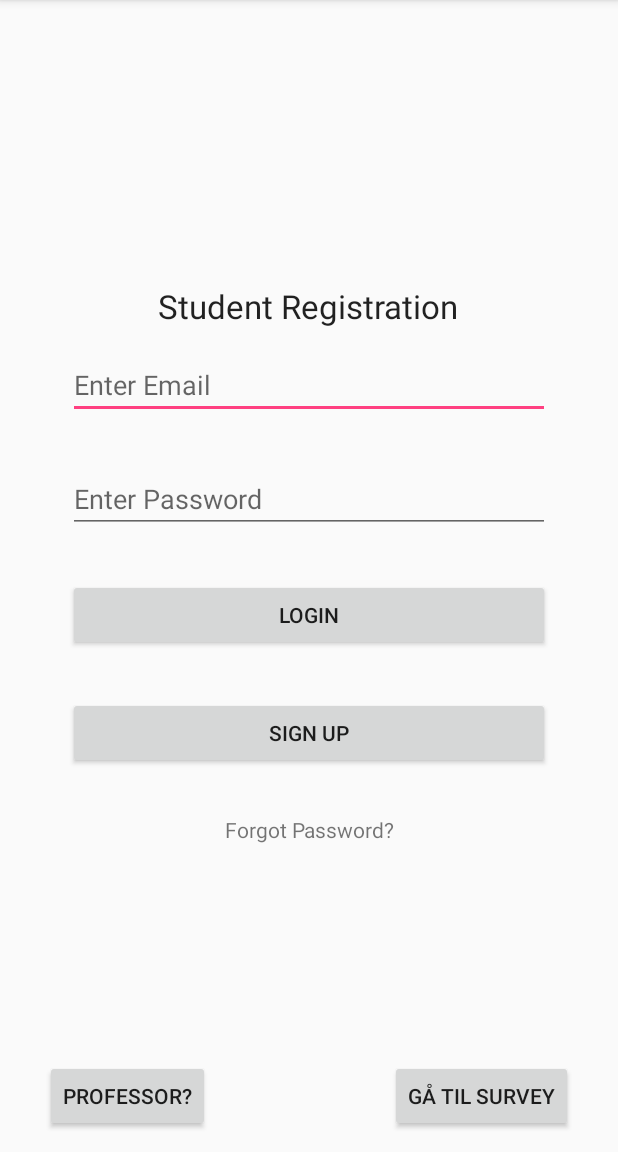
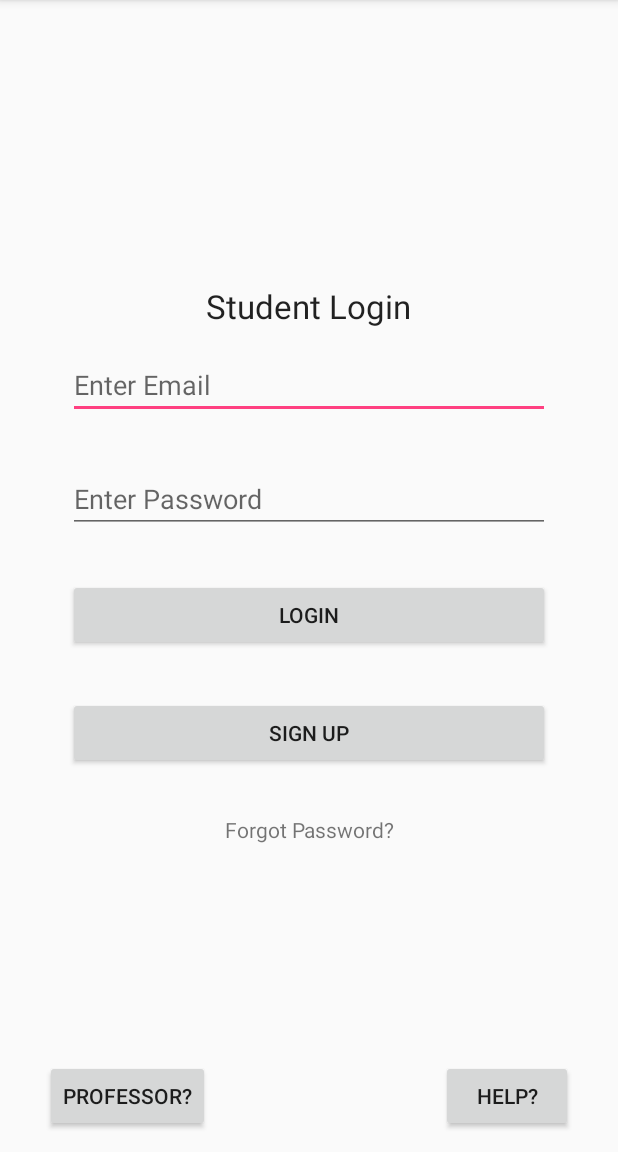
Before and after one commit to qaphan3007/PU_gr9, an Android app: the screen it shows after launch (LogIn), on a phone screen of 412 x 824 dp, the part 84-1236 px from its top. Run offline under Robolectric (Android 15) with nearby library versions, the phone set to English and light mode, and no system bars; our stand-ins replace Firebase (no records; nobody signed in at launch, a user with empty details on screens opened directly).

Commit message:
Last minute changes and finished core3

```diff
--- a/FeedMeBot/app/src/main/java/Professor/ProfLogIn.java
+++ b/FeedMeBot/app/src/main/java/Professor/ProfLogIn.java
@@ -78,12 +78,10 @@ public class ProfLogIn extends AppCompatActivity implements View.OnClickListener
                 FirebaseUser user = firebaseAuth.getCurrentUser();
                 if (user != null) {
                     Log.d(TAG, "Signed in: " + user.getUid());
-                    toastMessage("Successfully signed in with: "+ user.getEmail());
                     userID = user.getUid();
 
                 } else {
                     Log.d(TAG, "Currently Signed Out");
-                    toastMessage("Successfully signed out.");
                 }
             }
         };
--- a/FeedMeBot/app/src/main/java/com/quynh/feedmebot/CourseOverview.java
+++ b/FeedMeBot/app/src/main/java/com/quynh/feedmebot/CourseOverview.java
@@ -110,7 +110,7 @@ public class CourseOverview extends AppCompatActivity {
             public void onItemClick(AdapterView<?> parent, View view, int position, long id) {
                 String var = parent.getItemAtPosition(position) + ""; // Sets var equal to clicked listview
                 String savedCourse = var.trim();
-                assignment.setCourseKey(savedCourse);
+                assignment.setCourseKey(savedCourse);   // Save the courseKey to a global var
                 Intent assignment = new Intent(getApplicationContext(), AssignmentOverview.class);
                 startActivity(assignment);  // Move view to AssignmentOverview
             }
--- a/FeedMeBot/app/src/main/res/layout/activity_log_in.xml
+++ b/FeedMeBot/app/src/main/res/layout/activity_log_in.xml
@@ -21,7 +21,7 @@
             android:layout_width="wrap_content"
             android:layout_height="wrap_content"
             android:textAppearance="?android:attr/textAppearanceLarge"
-            android:text="Student Registration"
+            android:text="Student Login"
             android:id="@+id/textView"
             android:layout_gravity="center_horizontal"/>
 
@@ -84,6 +84,6 @@
         android:layout_alignParentRight="true"
         android:layout_alignTop="@+id/buttonProf"
         android:onClick="goToSurvey"
-        android:text="Gå til Survey" />
+        android:text="Help?" />
 
 </RelativeLayout>
--- a/FeedMeBot/app/src/main/res/layout/activity_prof_log_in.xml
+++ b/FeedMeBot/app/src/main/res/layout/activity_prof_log_in.xml
@@ -21,7 +21,7 @@
             android:layout_width="wrap_content"
             android:layout_height="wrap_content"
             android:textAppearance="?android:attr/textAppearanceLarge"
-            android:text="Professor Registration"
+            android:text="Professor Login"
             android:id="@+id/textView"
             android:layout_gravity="center_horizontal"/>
 
```
Also changed, not shown: FeedMeBot/app/src/main/java/Professor/Statistics.java (+14 -3 lines).
